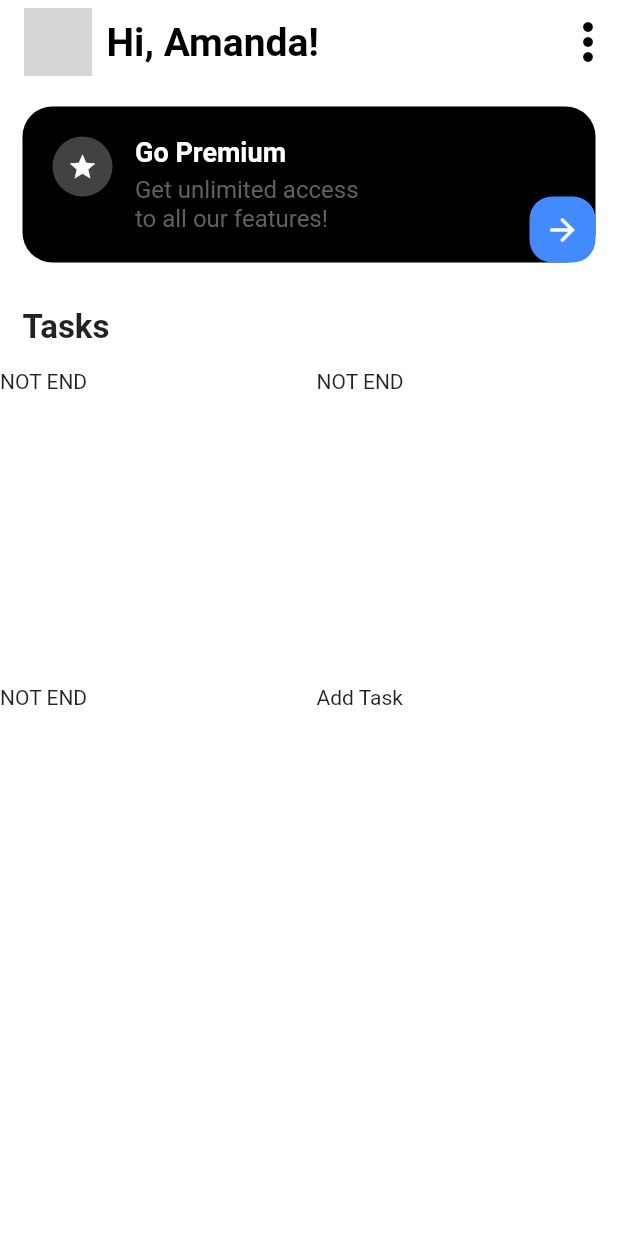
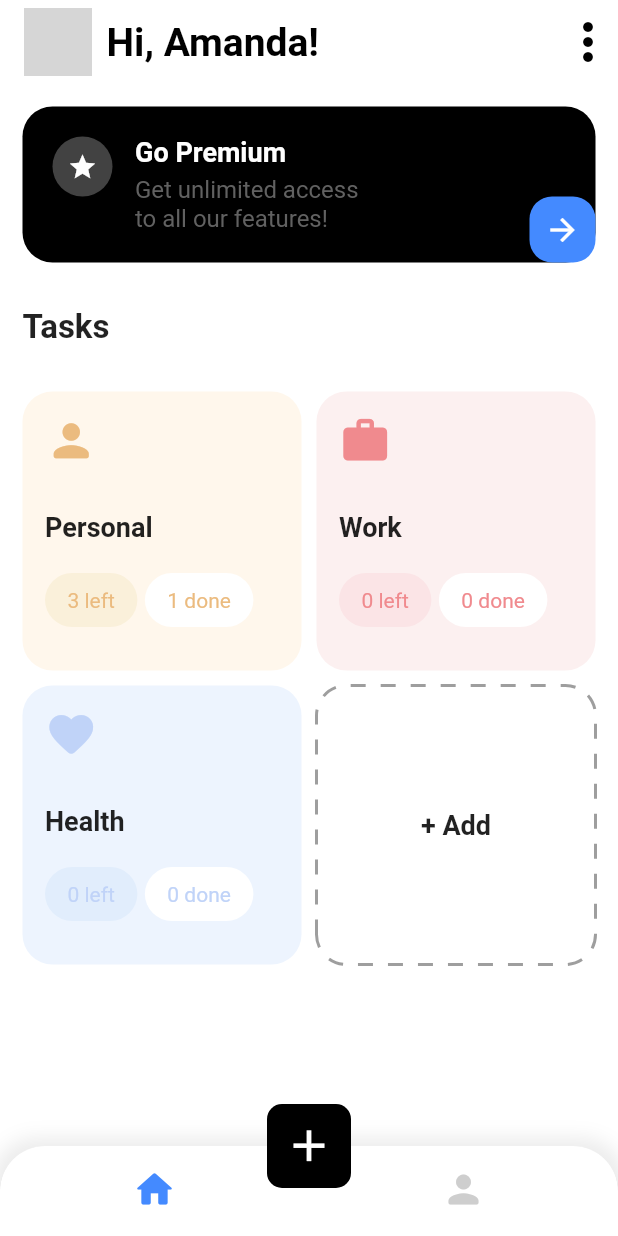
Before and after one commit to its-me-piyush/task_management_app_flutter, a Flutter app: the screen it shows after launch, on a phone screen of 412 x 824 dp. Run offline on Flutter 3.47's test engine with Material 2 defaults, Android fonts, the light colour scheme and no system bars; drawn by our look-alikes of dotted_border; our stand-ins replace flutter_svg; grey boxes are pictures that could not be loaded.

Commit message:
Home Screen UI Completed 👍🏻😁😎

```diff
--- a/lib/main.dart
+++ b/lib/main.dart
@@ -18,6 +18,7 @@ class MyApp extends StatelessWidget {
       ],
       child: const MaterialApp(
         title: 'Task App',
+        debugShowCheckedModeBanner: false,
         home: HomeScreen(),
       ),
     );
--- a/lib/screens/home/components/tasks_list.dart
+++ b/lib/screens/home/components/tasks_list.dart
@@ -1,5 +1,7 @@
+import 'package:dotted_border/dotted_border.dart';
 import 'package:flutter/material.dart';
 import 'package:provider/provider.dart';
+import 'package:task_management_app_flutter/models/tasks_model.dart';
 import 'package:task_management_app_flutter/provider/tasks_provider.dart';
 
 class TasksList extends StatelessWidget {
@@ -10,7 +12,8 @@ class TasksList extends StatelessWidget {
   @override
   Widget build(BuildContext context) {
     final tasksList = Provider.of<TasksProvider>(context).getTasksList;
-    return Container(
+    return Padding(
+      padding: const EdgeInsets.all(15),
       child: GridView.builder(
         gridDelegate: const SliverGridDelegateWithFixedCrossAxisCount(
           crossAxisCount: 2,
@@ -19,12 +22,90 @@ class TasksList extends StatelessWidget {
         ),
         itemCount: tasksList.length,
         itemBuilder: (context, index) => tasksList[index].isEnd!
-            ? Container(
-                child: Text('Add Task'),
-              )
-            : Container(
-                child: Text('NOT END'),
+            ? _customAddTaskButton()
+            : _customTaskDisplay(tasksList[index], context),
+      ),
+    );
+  }
+
+  DottedBorder _customAddTaskButton() {
+    return DottedBorder(
+        borderType: BorderType.RRect,
+        radius: const Radius.circular(20),
+        dashPattern: const [
+          10,
+          10,
+        ],
+        strokeWidth: 2,
+        color: Colors.grey,
+        child: const Center(
+          child: Text(
+            '+ Add',
+            style: TextStyle(
+              fontSize: 18,
+              fontWeight: FontWeight.bold,
+            ),
+          ),
+        ));
+  }
+
+  Container _customTaskDisplay(TaskModel currentTask, BuildContext context) {
+    return Container(
+      padding: const EdgeInsets.all(15),
+      decoration: BoxDecoration(
+        color: currentTask.backgroundColor,
+        borderRadius: BorderRadius.circular(20),
+      ),
+      child: Column(
+        crossAxisAlignment: CrossAxisAlignment.start,
+        children: [
+          Icon(
+            currentTask.iconData,
+            color: currentTask.iconColor,
+            size: 35,
+          ),
+          const SizedBox(
+            height: 30,
+          ),
+          Text(
+            currentTask.title!,
+            style: const TextStyle(
+              fontSize: 18,
+              fontWeight: FontWeight.bold,
+            ),
+          ),
+          const SizedBox(
+            height: 20,
+          ),
+          Row(
+            children: [
+              _customTasksStatus(currentTask.buttonColor!,
+                  '${currentTask.left} left', currentTask.iconColor!),
+              const SizedBox(
+                width: 5,
               ),
+              _customTasksStatus(Colors.white, '${currentTask.done} done',
+                  currentTask.iconColor!),
+            ],
+          ),
+        ],
+      ),
+    );
+  }
+
+  Container _customTasksStatus(
+      Color buttonColor, String text, Color iconColor) {
+    return Container(
+      padding: const EdgeInsets.symmetric(horizontal: 15, vertical: 10),
+      decoration: BoxDecoration(
+        color: buttonColor,
+        borderRadius: BorderRadius.circular(20),
+      ),
+      child: Text(
+        text,
+        style: TextStyle(
+          color: iconColor,
+        ),
       ),
     );
   }
--- a/lib/screens/home/home_screen.dart
+++ b/lib/screens/home/home_screen.dart
@@ -30,6 +30,66 @@ class HomeScreen extends StatelessWidget {
             child: TasksList(),
           ),
         ],
+      ),
+      bottomNavigationBar: _customBottomNavigationBar(),
+      floatingActionButtonLocation: FloatingActionButtonLocation.centerDocked,
+      floatingActionButton: FloatingActionButton(
+        shape: RoundedRectangleBorder(
+          borderRadius: BorderRadius.circular(10),
+        ),
+        elevation: 0,
+        backgroundColor: Colors.black,
+        onPressed: () {},
+        child: const Icon(
+          Icons.add,
+          size: 35,
+        ),
+      ),
+    );
+  }
+
+  Container _customBottomNavigationBar() {
+    return Container(
+      decoration: BoxDecoration(
+          borderRadius: const BorderRadius.only(
+            topLeft: Radius.circular(30),
+            topRight: Radius.circular(30),
+          ),
+          boxShadow: [
+            BoxShadow(
+              color: Colors.grey.withOpacity(0.2),
+              spreadRadius: 5,
+              blurRadius: 10,
+            ),
+          ]),
+      child: ClipRRect(
+        borderRadius: const BorderRadius.only(
+          topLeft: Radius.circular(30),
+          topRight: Radius.circular(30),
+        ),
+        child: BottomNavigationBar(
+          backgroundColor: Colors.white,
+          showSelectedLabels: false,
+          showUnselectedLabels: false,
+          selectedItemColor: Colors.blueAccent,
+          unselectedItemColor: Colors.grey.withOpacity(0.5),
+          items: const [
+            BottomNavigationBarItem(
+              label: 'Home',
+              icon: Icon(
+                Icons.home_rounded,
+                size: 30,
+              ),
+            ),
+            BottomNavigationBarItem(
+              label: 'Person',
+              icon: Icon(
+                Icons.person_rounded,
+                size: 30,
+              ),
+            ),
+          ],
+        ),
       ),
     );
   }
--- a/pubspec.yaml
+++ b/pubspec.yaml
@@ -28,6 +28,7 @@ environment:
 # versions available, run `flutter pub outdated`.
 dependencies:
   cupertino_icons: ^1.0.2
+  dotted_border: ^2.0.0+2
   flutter:
     sdk: flutter
   flutter_svg: ^1.0.3
```
Also changed, not shown: pubspec.lock.
